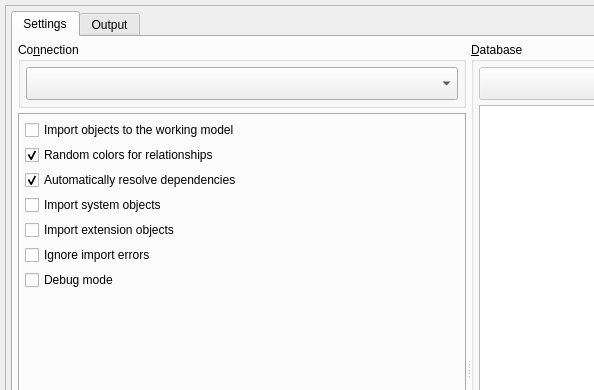
First picture: the form in libs/libgui/ui/tools/databaseimportform.ui, repository pgmodeler/pgmodeler, before the edit; both pictures show x 0 to 594 and y 0 to 390 of the 936 by 739 pixel window.
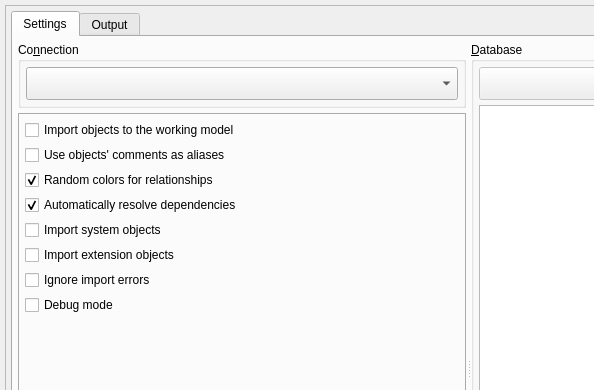
Second picture: the form after the edit. Icons and pictures are not drawn.

Commit message: Added support for using object comments as aliases in database import (#1802)

```diff
--- a/libs/libgui/ui/tools/databaseimportform.ui
+++ b/libs/libgui/ui/tools/databaseimportform.ui
@@ -236,98 +236,7 @@
                   <property name="spacing">
                    <number>5</number>
                   </property>
-                  <item row="5" column="0" colspan="3">
-                   <widget class="QCheckBox" name="ignore_errors_chk">
-                    <property name="sizePolicy">
-                     <sizepolicy hsizetype="Preferred" vsizetype="Fixed">
-                      <horstretch>0</horstretch>
-                      <verstretch>0</verstretch>
-                     </sizepolicy>
-                    </property>
-                    <property name="toolTip">
-                     <string>&lt;p&gt; pgModeler ignores import errors and will try to create as many as possible objects. By checking this option the import operation will not be aborted but an incomplete model will be constructed. This option generates a log file on pgModeler's temp directory.&lt;/p&gt;</string>
-                    </property>
-                    <property name="statusTip">
-                     <string/>
-                    </property>
-                    <property name="whatsThis">
-                     <string/>
-                    </property>
-                    <property name="text">
-                     <string>Ignore import errors</string>
-                    </property>
-                   </widget>
-                  </item>
-                  <item row="2" column="0" colspan="3">
-                   <widget class="QCheckBox" name="resolve_deps_chk">
-                    <property name="sizePolicy">
-                     <sizepolicy hsizetype="Preferred" vsizetype="Fixed">
-                      <horstretch>0</horstretch>
-                      <verstretch>0</verstretch>
-                     </sizepolicy>
-                    </property>
-                    <property name="toolTip">
-                     <string>&lt;p&gt;Resolve some of the object's dependencies by querying the catalog when a needed object does not exists on the loaded set. In some cases it's necessary to combine this option with others below. This option does not applies to database level objects like role, tablespace and language as well for data types, extensions.&lt;/p&gt;</string>
-                    </property>
-                    <property name="statusTip">
-                     <string/>
-                    </property>
-                    <property name="whatsThis">
-                     <string/>
-                    </property>
-                    <property name="text">
-                     <string>Automatically resolve dependencies</string>
-                    </property>
-                    <property name="checked">
-                     <bool>true</bool>
-                    </property>
-                   </widget>
-                  </item>
-                  <item row="3" column="0" colspan="3">
-                   <widget class="QCheckBox" name="import_sys_objs_chk">
-                    <property name="sizePolicy">
-                     <sizepolicy hsizetype="Preferred" vsizetype="Fixed">
-                      <horstretch>0</horstretch>
-                      <verstretch>0</verstretch>
-                     </sizepolicy>
-                    </property>
-                    <property name="toolTip">
-                     <string>&lt;p&gt;Enables the import of system built-in objects. It's recommend to select only those objects that are directly referenced by the ones to be imported. WARNING: Try to import a huge set of system objects can bloat the resultant model or even crash pgModeler due to memory/cpu overuse.&lt;/p&gt;</string>
-                    </property>
-                    <property name="statusTip">
-                     <string/>
-                    </property>
-                    <property name="whatsThis">
-                     <string/>
-                    </property>
-                    <property name="text">
-                     <string>Import system objects</string>
-                    </property>
-                   </widget>
-                  </item>
-                  <item row="4" column="0" colspan="3">
-                   <widget class="QCheckBox" name="import_ext_objs_chk">
-                    <property name="sizePolicy">
-                     <sizepolicy hsizetype="Preferred" vsizetype="Fixed">
-                      <horstretch>0</horstretch>
-                      <verstretch>0</verstretch>
-                     </sizepolicy>
-                    </property>
-                    <property name="toolTip">
-                     <string>&lt;p&gt;Enables the import of objects created by extensions. Generally there is no need to check this option but if there are objects in the database that directly references this category of objects this mode must be enabled.&lt;/p&gt;</string>
-                    </property>
-                    <property name="statusTip">
-                     <string/>
-                    </property>
-                    <property name="whatsThis">
-                     <string/>
-                    </property>
-                    <property name="text">
-                     <string>Import extension objects</string>
-                    </property>
-                   </widget>
-                  </item>
-                  <item row="1" column="0" colspan="3">
+                  <item row="2" column="0" colspan="2">
                    <widget class="QCheckBox" name="rand_rel_color_chk">
                     <property name="sizePolicy">
                      <sizepolicy hsizetype="Preferred" vsizetype="Fixed">
@@ -349,8 +258,8 @@
                     </property>
                    </widget>
                   </item>
-                  <item row="0" column="0" colspan="3">
-                   <widget class="QCheckBox" name="import_to_model_chk">
+                  <item row="4" column="0" colspan="2">
+                   <widget class="QCheckBox" name="import_sys_objs_chk">
                     <property name="sizePolicy">
                      <sizepolicy hsizetype="Preferred" vsizetype="Fixed">
                       <horstretch>0</horstretch>
@@ -364,14 +273,36 @@
                      <string/>
                     </property>
                     <property name="text">
-                     <string>Import objects to the working model</string>
+                     <string>Import system objects</string>
+                    </property>
+                   </widget>
+                  </item>
+                  <item row="3" column="0" colspan="2">
+                   <widget class="QCheckBox" name="resolve_deps_chk">
+                    <property name="sizePolicy">
+                     <sizepolicy hsizetype="Preferred" vsizetype="Fixed">
+                      <horstretch>0</horstretch>
+                      <verstretch>0</verstretch>
+                     </sizepolicy>
+                    </property>
+                    <property name="toolTip">
+                     <string>&lt;p&gt;Resolve some of the object's dependencies by querying the catalog when a needed object does not exists on the loaded set. In some cases it's necessary to combine this option with others below. This option does not applies to database level objects like role, tablespace and language as well for data types, extensions.&lt;/p&gt;</string>
+                    </property>
+                    <property name="statusTip">
+                     <string/>
+                    </property>
+                    <property name="whatsThis">
+                     <string/>
+                    </property>
+                    <property name="text">
+                     <string>Automatically resolve dependencies</string>
                     </property>
                     <property name="checked">
-                     <bool>false</bool>
+                     <bool>true</bool>
                     </property>
                    </widget>
                   </item>
-                  <item row="7" column="0" colspan="3">
+                  <item row="8" column="0" colspan="2">
                    <spacer name="verticalSpacer">
                     <property name="orientation">
                      <enum>Qt::Vertical</enum>
@@ -384,7 +315,51 @@
                     </property>
                    </spacer>
                   </item>
-                  <item row="6" column="0" colspan="3">
+                  <item row="6" column="0" colspan="2">
+                   <widget class="QCheckBox" name="ignore_errors_chk">
+                    <property name="sizePolicy">
+                     <sizepolicy hsizetype="Preferred" vsizetype="Fixed">
+                      <horstretch>0</horstretch>
+                      <verstretch>0</verstretch>
+                     </sizepolicy>
+                    </property>
+                    <property name="toolTip">
+                     <string>&lt;p&gt; pgModeler ignores import errors and will try to create as many as possible objects. By checking this option the import operation will not be aborted but an incomplete model will be constructed. This option generates a log file on pgModeler's temp directory.&lt;/p&gt;</string>
+                    </property>
+                    <property name="statusTip">
+                     <string/>
+                    </property>
+                    <property name="whatsThis">
+                     <string/>
+                    </property>
+                    <property name="text">
+                     <string>Ignore import errors</string>
+                    </property>
+                   </widget>
+                  </item>
+                  <item row="0" column="0" colspan="2">
+                   <widget class="QCheckBox" name="import_to_model_chk">
+                    <property name="sizePolicy">
+                     <sizepolicy hsizetype="Preferred" vsizetype="Fixed">
+                      <horstretch>0</horstretch>
+                      <verstretch>0</verstretch>
+                     </sizepolicy>
+                    </property>
+                    <property name="toolTip">
+                     <string>&lt;p&gt;Create all imported objects in the current working model instead of create a new one.&lt;/p&gt;</string>
+                    </property>
+                    <property name="statusTip">
+                     <string/>
+                    </property>
+                    <property name="text">
+                     <string>Import objects to the working model</string>
+                    </property>
+                    <property name="checked">
+                     <bool>false</bool>
+                    </property>
+                   </widget>
+                  </item>
+                  <item row="7" column="0" colspan="2">
                    <widget class="QCheckBox" name="debug_mode_chk">
                     <property name="sizePolicy">
                      <sizepolicy hsizetype="Preferred" vsizetype="Fixed">
@@ -406,6 +381,35 @@
                     </property>
                    </widget>
                   </item>
+                  <item row="5" column="0" colspan="2">
+                   <widget class="QCheckBox" name="import_ext_objs_chk">
+                    <property name="sizePolicy">
+                     <sizepolicy hsizetype="Preferred" vsizetype="Fixed">
+                      <horstretch>0</horstretch>
+                      <verstretch>0</verstretch>
+                     </sizepolicy>
+                    </property>
+                    <property name="toolTip">
+                     <string>&lt;p&gt;Enables the import of objects created by extensions. Generally there is no need to check this option but if there are objects in the database that directly references this category of objects this mode must be enabled.&lt;/p&gt;</string>
+                    </property>
+                    <property name="statusTip">
+                     <string/>
+                    </property>
+                    <property name="whatsThis">
+                     <string/>
+                    </property>
+                    <property name="text">
+                     <string>Import extension objects</string>
+                    </property>
+                   </widget>
+                  </item>
+                  <item row="1" column="0" colspan="2">
+                   <widget class="QCheckBox" name="comments_as_aliases_chk">
+                    <property name="text">
+                     <string>Use objects' comments as aliases</string>
+                    </property>
+                   </widget>
+                  </item>
                  </layout>
                 </widget>
                 <widget class="QWidget" name="tab">
```
Left out of the diff: 5 changed lines with no effect on the pictures. The commit also changes 7 other files.
